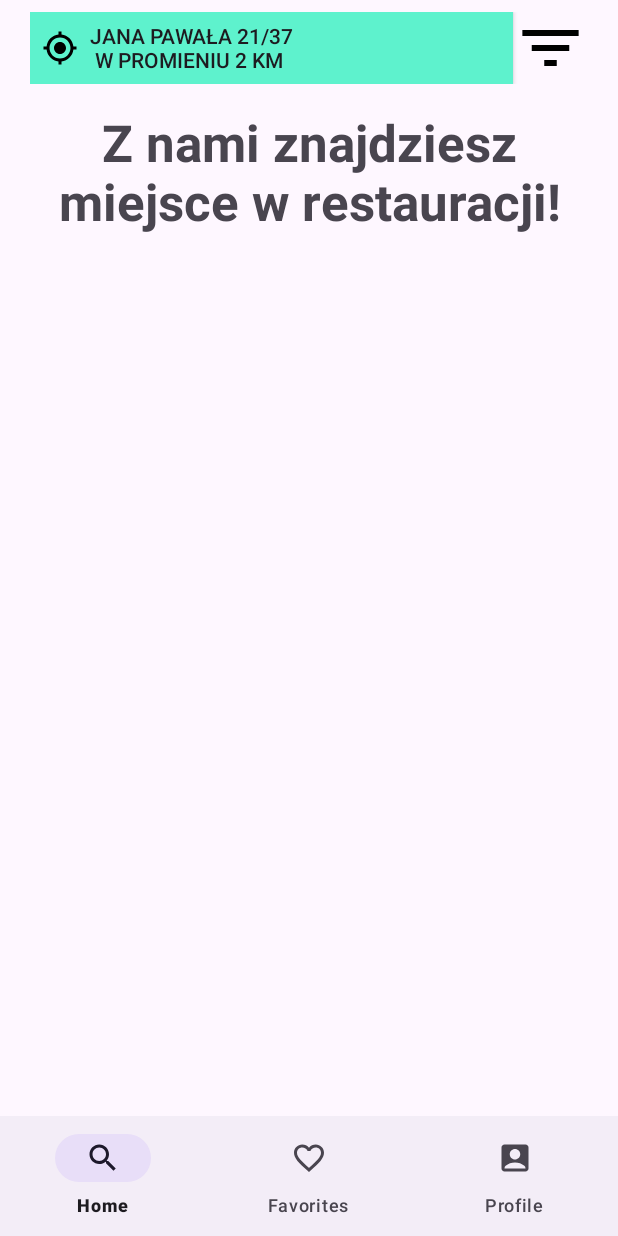
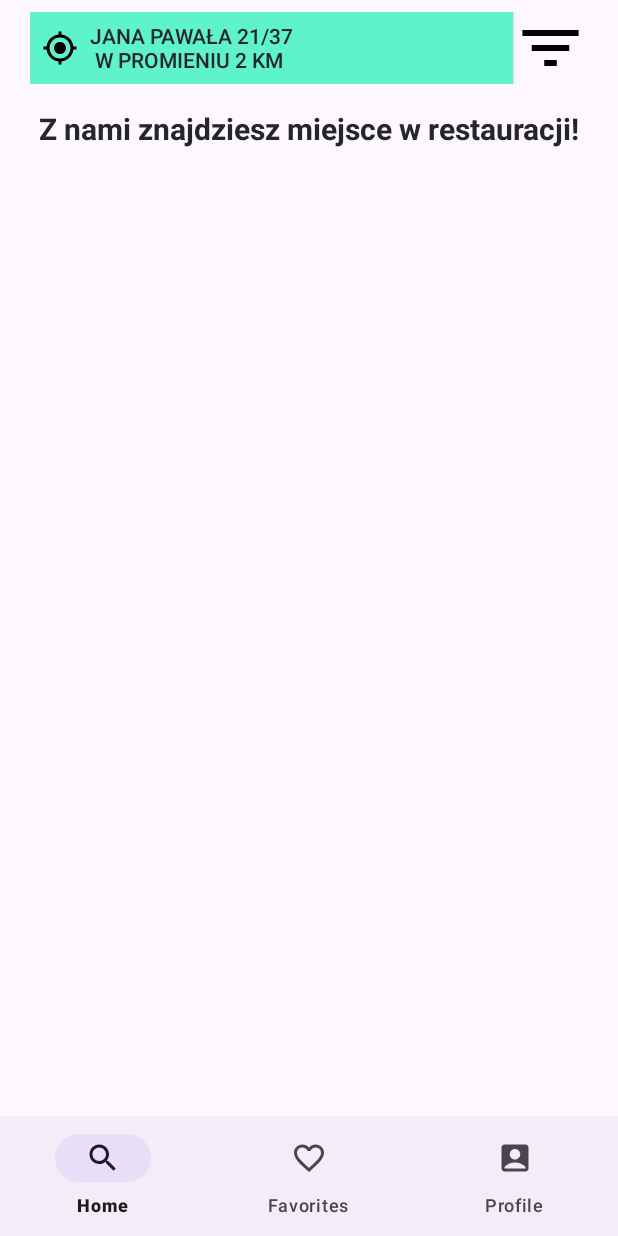
Before and after one commit to Leshens/LetsEatMobile, an Android app: the screen it shows after launch once a user with an empty profile is signed in (MainActivity), on a phone screen of 412 x 824 dp. Run offline under Robolectric (Android 15) with nearby library versions, the phone set to English and light mode, and no system bars; our stand-ins replace Firebase (no records; nobody signed in at launch, a user with empty details on screens opened directly).

```diff
--- a/app/src/main/res/layout/fragment_home.xml
+++ b/app/src/main/res/layout/fragment_home.xml
@@ -67,7 +67,8 @@
             android:text="Z nami znajdziesz miejsce w restauracji!"
             android:textAlignment="center"
             android:textAllCaps="false"
-            android:textSize="34sp"
+            android:textColor="@color/soft_black"
+            android:textSize="20sp"
             android:textStyle="bold" />
 
         <LinearLayout
--- a/app/src/main/res/layout/list_item.xml
+++ b/app/src/main/res/layout/list_item.xml
@@ -66,6 +66,7 @@
                 android:layout_weight="1"
                 android:gravity="center_vertical"
                 android:text="Restaurant Name, Location"
+                android:textColor="@color/soft_black"
                 android:textSize="20sp"
                 android:textStyle="bold" />
             <LinearLayout
--- a/app/src/main/res/values/themes.xml
+++ b/app/src/main/res/values/themes.xml
@@ -2,9 +2,11 @@
     <!-- Base application theme. -->
     <style name="Base.Theme.LetsEatMobile" parent="Theme.Material3.DayNight.NoActionBar">
         <item name="colorPrimary">@color/teal_200</item>
+        <item name="android:textColor">@color/soft_black</item>
     </style>
 
     <style name="Theme.LetsEatMobile" parent="Base.Theme.LetsEatMobile" >
         <item name="colorPrimary">@color/teal_200</item>
+        <item name="android:textColor">@color/soft_black</item>
     </style>
 </resources>
```
Also changed, not shown: app/src/main/java/com/leshen/letseatmobile/API/RestaurantAdapter.kt (+25 -5 lines).
